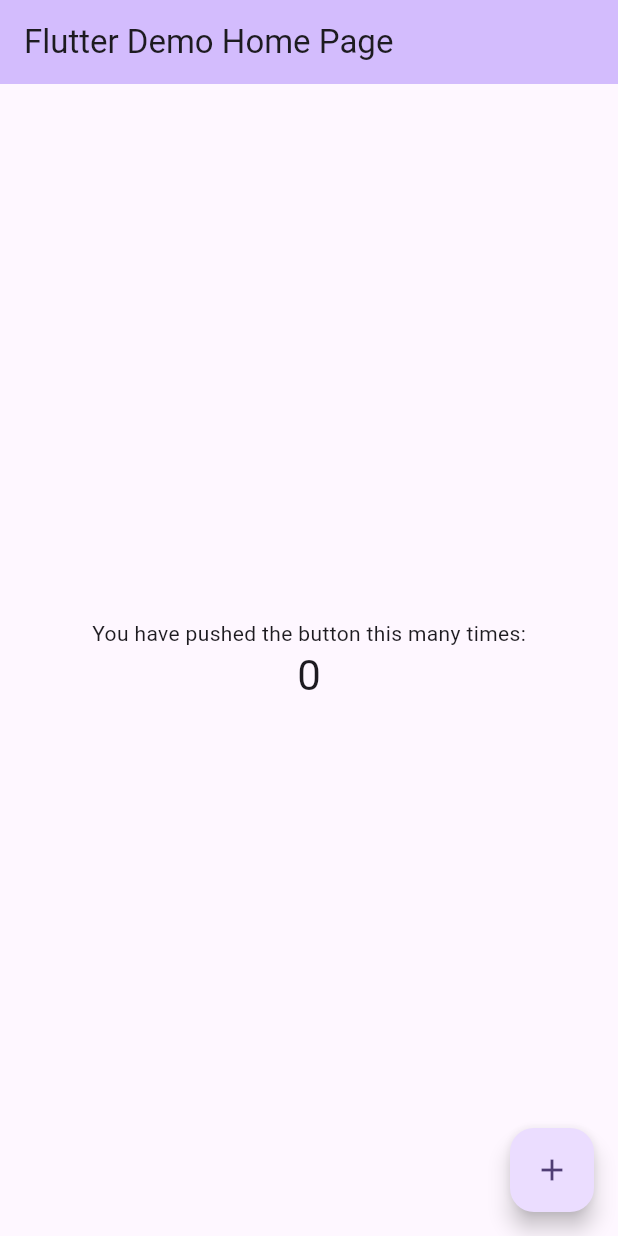
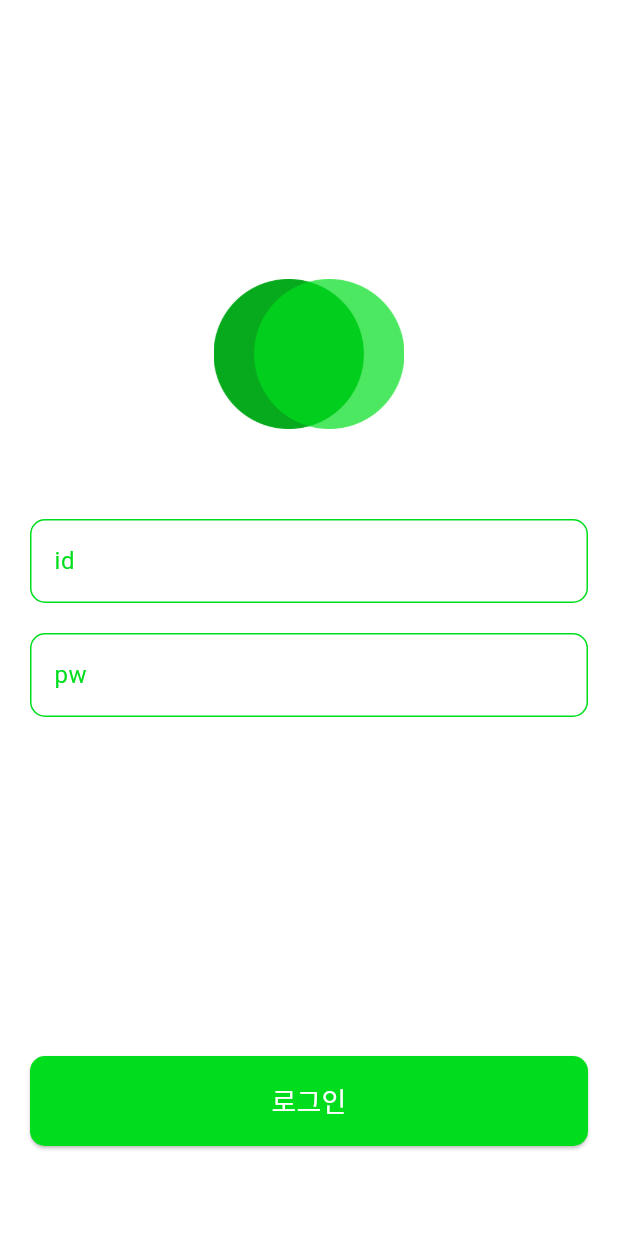
Before and after one commit to EunjinWoo/InterBox-FE, a Flutter app: the screen it shows after launch, on a phone screen of 412 x 824 dp. Run offline on Flutter 3.47's test engine with Material 3 defaults, Android fonts, the light colour scheme and no system bars; Roboto replaces fonts that are missing (Pretendard-ExtraBold, Pretendard-SemiBold).

Commit message:
[Feat] LoginPage UI 구성 완료

```diff
--- a/lib/main.dart
+++ b/lib/main.dart
@@ -1,4 +1,5 @@
 import 'package:flutter/material.dart';
+import 'package:inter_box/screens/loginPage.dart';
 
 void main() {
   runApp(const MyApp());
@@ -7,116 +8,12 @@ void main() {
 class MyApp extends StatelessWidget {
   const MyApp({super.key});
 
-  // This widget is the root of your application.
   @override
   Widget build(BuildContext context) {
-    return MaterialApp(
-      title: 'Flutter Demo',
-      theme: ThemeData(
-        // This is the theme of your application.
-        //
-        // TRY THIS: Try running your application with "flutter run". You'll see
-        // the application has a purple toolbar. Then, without quitting the app,
-        // try changing the seedColor in the colorScheme below to Colors.green
-        // and then invoke "hot reload" (save your changes or press the "hot
-        // reload" button in a Flutter-supported IDE, or press "r" if you used
-        // the command line to start the app).
-        //
-        // Notice that the counter didn't reset back to zero; the application
-        // state is not lost during the reload. To reset the state, use hot
-        // restart instead.
-        //
-        // This works for code too, not just values: Most code changes can be
-        // tested with just a hot reload.
-        colorScheme: ColorScheme.fromSeed(seedColor: Colors.deepPurple),
-      ),
-      home: const MyHomePage(title: 'Flutter Demo Home Page'),
+    return const MaterialApp(
+      debugShowCheckedModeBanner: false,
+      title: "interbox",
+      home: LoginPage(),
     );
   }
 }
-
-class MyHomePage extends StatefulWidget {
-  const MyHomePage({super.key, required this.title});
-
-  // This widget is the home page of your application. It is stateful, meaning
-  // that it has a State object (defined below) that contains fields that affect
-  // how it looks.
-
-  // This class is the configuration for the state. It holds the values (in this
-  // case the title) provided by the parent (in this case the App widget) and
-  // used by the build method of the State. Fields in a Widget subclass are
-  // always marked "final".
-
-  final String title;
-
-  @override
-  State<MyHomePage> createState() => _MyHomePageState();
-}
-
-class _MyHomePageState extends State<MyHomePage> {
-  int _counter = 0;
-
-  void _incrementCounter() {
-    setState(() {
-      // This call to setState tells the Flutter framework that something has
-      // changed in this State, which causes it to rerun the build method below
-      // so that the display can reflect the updated values. If we changed
-      // _counter without calling setState(), then the build method would not be
-      // called again, and so nothing would appear to happen.
-      _counter++;
-    });
-  }
-
-  @override
-  Widget build(BuildContext context) {
-    // This method is rerun every time setState is called, for instance as done
-    // by the _incrementCounter method above.
-    //
-    // The Flutter framework has been optimized to make rerunning build methods
-    // fast, so that you can just rebuild anything that needs updating rather
-    // than having to individually change instances of widgets.
-    return Scaffold(
-      appBar: AppBar(
-        // TRY THIS: Try changing the color here to a specific color (to
-        // Colors.amber, perhaps?) and trigger a hot reload to see the AppBar
-        // change color while the other colors stay the same.
-        backgroundColor: Theme.of(context).colorScheme.inversePrimary,
-        // Here we take the value from the MyHomePage object that was created by
-        // the App.build method, and use it to set our appbar title.
-        title: Text(widget.title),
-      ),
-      body: Center(
-        // Center is a layout widget. It takes a single child and positions it
-        // in the middle of the parent.
-        child: Column(
-          // Column is also a layout widget. It takes a list of children and
-          // arranges them vertically. By default, it sizes itself to fit its
-          // children horizontally, and tries to be as tall as its parent.
-          //
-          // Column has various properties to control how it sizes itself and
-          // how it positions its children. Here we use mainAxisAlignment to
-          // center the children vertically; the main axis here is the vertical
-          // axis because Columns are vertical (the cross axis would be
-          // horizontal).
-          //
-          // TRY THIS: Invoke "debug painting" (choose the "Toggle Debug Paint"
-          // action in the IDE, or press "p" in the console), to see the
-          // wireframe for each widget.
-          mainAxisAlignment: MainAxisAlignment.center,
-          children: <Widget>[
-            const Text('You have pushed the button this many times:'),
-            Text(
-              '$_counter',
-              style: Theme.of(context).textTheme.headlineMedium,
-            ),
-          ],
-        ),
-      ),
-      floatingActionButton: FloatingActionButton(
-        onPressed: _incrementCounter,
-        tooltip: 'Increment',
-        child: const Icon(Icons.add),
-      ), // This trailing comma makes auto-formatting nicer for build methods.
-    );
-  }
-}
--- /dev/null
+++ b/lib/screens/loginPage.dart
@@ -0,0 +1,96 @@
+import 'package:flutter/material.dart';
+
+class LoginPage extends StatelessWidget {
+  const LoginPage({super.key});
+
+  @override
+  Widget build(BuildContext context) {
+    return Scaffold(
+      backgroundColor: Colors.white,
+      body: Padding(
+        padding: const EdgeInsets.symmetric(horizontal: 20.0),
+        child: Column(
+          mainAxisAlignment: MainAxisAlignment.center,
+          children: [
+            Spacer(),
+            // 로고 이미지
+            Image.asset(
+              'asset/images/logo.png',
+              width: 127,
+              height: 100,
+            ),
+            SizedBox(height: 60),
+
+            // ID 입력 필드
+            TextField(
+              decoration: InputDecoration(
+                labelText: 'id',
+                labelStyle: TextStyle(
+                  color: Color(0xFF00DD1D),
+                  fontSize: 16,
+                  fontFamily: 'Pretendard-SemiBold',
+                ),
+                enabledBorder: OutlineInputBorder(
+                  borderSide: BorderSide(color: Color(0xFF00DD1D)),
+                  borderRadius: BorderRadius.circular(10),
+                ),
+                focusedBorder: OutlineInputBorder(
+                  borderSide: BorderSide(color: Color(0xFF00DD1D), width: 2),
+                  borderRadius: BorderRadius.circular(10),
+                ),
+              ),
+            ),
+            SizedBox(height: 20),
+
+            // PW 입력 필드
+            TextField(
+              obscureText: true,
+              decoration: InputDecoration(
+                labelText: 'pw',
+                labelStyle: TextStyle(
+                  color: Color(0xFF00DD1D),
+                  fontSize: 16,
+                  fontFamily: 'Pretendard-SemiBold',
+                ),
+                enabledBorder: OutlineInputBorder(
+                  borderSide: BorderSide(color: Color(0xFF00DD1D)),
+                  borderRadius: BorderRadius.circular(10),
+                ),
+                focusedBorder: OutlineInputBorder(
+                  borderSide: BorderSide(color: Color(0xFF00DD1D), width: 2),
+                  borderRadius: BorderRadius.circular(10),
+                ),
+              ),
+            ),
+            SizedBox(height: 40),
+
+            Spacer(),
+
+            // 로그인 버튼
+            ElevatedButton(
+              onPressed: () {
+                // 로그인 기능 구현
+              },
+              style: ElevatedButton.styleFrom(
+                backgroundColor: Color(0xFF00DD1D),
+                minimumSize: Size(double.infinity, 60), // 버튼 크기
+                shape: RoundedRectangleBorder(
+                  borderRadius: BorderRadius.circular(10),
+                ),
+              ),
+              child: Text(
+                '로그인',
+                style: TextStyle(
+                  color: Colors.white,
+                  fontSize: 18,
+                  fontFamily: 'Pretendard-ExtraBold',
+                ),
+              ),
+            ),
+            SizedBox(height: 60),
+          ],
+        ),
+      ),
+    );
+  }
+}
```
Also changed, not shown: pubspec.yaml (+34 -1 lines), asset/images/logo.png (added), 11 other files.
